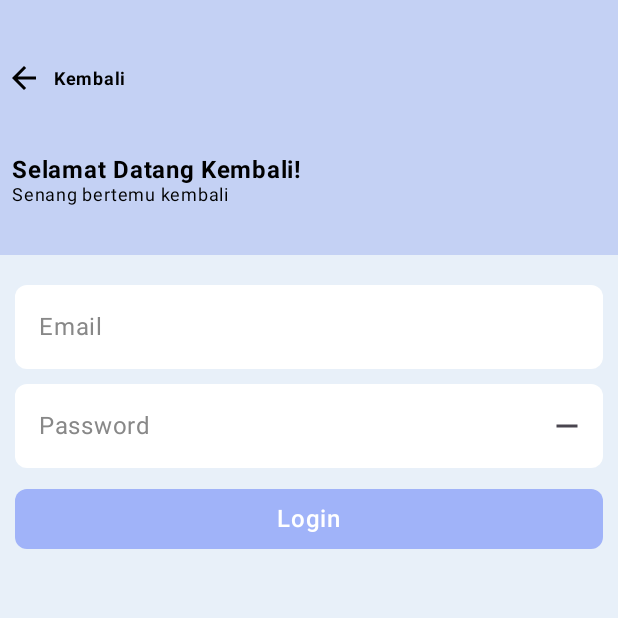
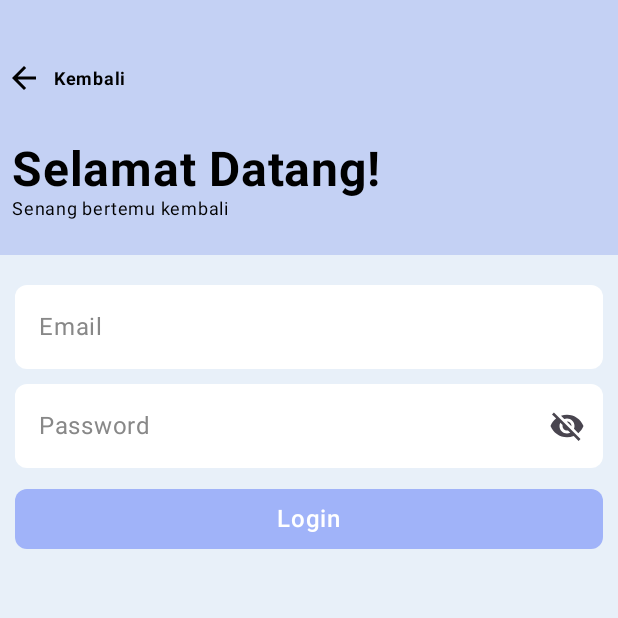
Before and after one commit to MasTutor/tutoreal-android-frontend, an Android app built with Jetpack Compose: the screen it shows after launch (MainActivity), after a tap on "Login", on a phone screen of 412 x 824 dp, the top half of it. Run offline under Robolectric (Android 15) with nearby library versions, the phone set to English and light mode, and no system bars; our stand-ins replace Dagger/Hilt's generated code, paging.

Commit message:
another nit-pick

```diff
--- a/app/src/main/java/com/mastutor/tutoreal/ui/screen/login/LoginScreen.kt
+++ b/app/src/main/java/com/mastutor/tutoreal/ui/screen/login/LoginScreen.kt
@@ -13,8 +13,8 @@ import androidx.compose.foundation.layout.padding
 import androidx.compose.foundation.shape.RoundedCornerShape
 import androidx.compose.material.icons.Icons
 import androidx.compose.material.icons.filled.ArrowBack
-import androidx.compose.material.icons.filled.Remove
-import androidx.compose.material.icons.filled.RemoveRedEye
+import androidx.compose.material.icons.filled.Visibility
+import androidx.compose.material.icons.filled.VisibilityOff
 import androidx.compose.material3.Button
 import androidx.compose.material3.ButtonDefaults
 import androidx.compose.material3.CircularProgressIndicator
@@ -233,7 +233,7 @@ fun LoginContent(
         ){
             Row(
                 modifier = Modifier
-                    .padding(start = 4.dp, top = 40.dp, bottom = 40.dp)
+                    .padding(start = 4.dp, top = 40.dp, bottom = 30.dp)
                     .clickable { onBackClicked() },
                 verticalAlignment = Alignment.CenterVertically
             ){
@@ -249,15 +249,15 @@ fun LoginContent(
                 )
             }
             Text(
-                text = "Selamat Datang Kembali!",
-                style = MaterialTheme.typography.bodyLarge.copy(color = Color.Black),
+                text = "Selamat Datang!",
+                style = MaterialTheme.typography.bodyLarge.copy(color = Color.Black, fontSize = 32.sp),
                 modifier = Modifier
                     .padding(start = 8.dp)
 
                 )
             Text(
                 text = "Senang bertemu kembali",
-                style = MaterialTheme.typography.bodySmall.copy(color = Color.Black),
+                style = MaterialTheme.typography.bodySmall.copy(color = Color.Black, ),
                 modifier = Modifier
                     .padding(start = 8.dp)
 
@@ -349,8 +349,10 @@ fun LoginContent(
                 trailingIcon = {
                     Icon(
                         imageVector = if(!showPassword){
-                            Icons.Filled.Remove} else {
-                            Icons.Filled.RemoveRedEye}, contentDescription = "Eye",
+                            Icons.Filled.VisibilityOff
+                        } else {
+                            Icons.Filled.Visibility},
+                        contentDescription = "Eye",
                         modifier = Modifier.clickable {
                             showPasswordChanged(!showPassword)
                         }
--- a/app/src/main/java/com/mastutor/tutoreal/ui/screen/profile/ProfileScreen.kt
+++ b/app/src/main/java/com/mastutor/tutoreal/ui/screen/profile/ProfileScreen.kt
@@ -11,8 +11,9 @@ import androidx.compose.foundation.layout.width
 import androidx.compose.foundation.shape.CircleShape
 import androidx.compose.foundation.shape.RoundedCornerShape
 import androidx.compose.material.icons.Icons
+import androidx.compose.material.icons.filled.Female
+import androidx.compose.material.icons.filled.Male
 import androidx.compose.material.icons.rounded.Call
-import androidx.compose.material.icons.rounded.Face
 import androidx.compose.material.icons.rounded.Person
 import androidx.compose.material3.Button
 import androidx.compose.material3.ButtonDefaults
@@ -171,7 +172,7 @@ fun ProfileContent(
         Text(text = fullName, style = MaterialTheme.typography.bodyLarge, modifier = Modifier.padding(bottom = 20.dp))
         UserEditComponent(icon = Icons.Rounded.Person, data = fullName, onClick = onFullNameClicked, modifier = Modifier.padding(bottom = 10.dp))
         UserEditComponent(icon = Icons.Rounded.Call, data = phoneNumber, onClick = onPhoneNumberClicked, modifier = Modifier.padding(bottom = 10.dp))
-        UserEditComponent(icon = Icons.Rounded.Face, data = if(gender == 1) "Male" else "Female", onClick = onGenderClicked, modifier = Modifier.padding(bottom = 10.dp))
+        UserEditComponent(icon = if(gender == 1) Icons.Filled.Male else Icons.Filled.Female, data = if(gender == 1) "Male" else "Female", onClick = onGenderClicked, modifier = Modifier.padding(bottom = 10.dp))
         Row {
             Button(
                 colors = ButtonDefaults.buttonColors(containerColor = MaterialTheme.colorScheme.primary),
```
Also changed, not shown: app/src/main/java/com/mastutor/tutoreal/ui/screen/home/HomeScreen.kt (+31 -5 lines), app/src/main/java/com/mastutor/tutoreal/ui/screen/register/RegisterScreen.kt (+6 -6 lines), app/src/main/java/com/mastutor/tutoreal/viewmodel/HomeViewModel.kt (+0 -10 lines).
